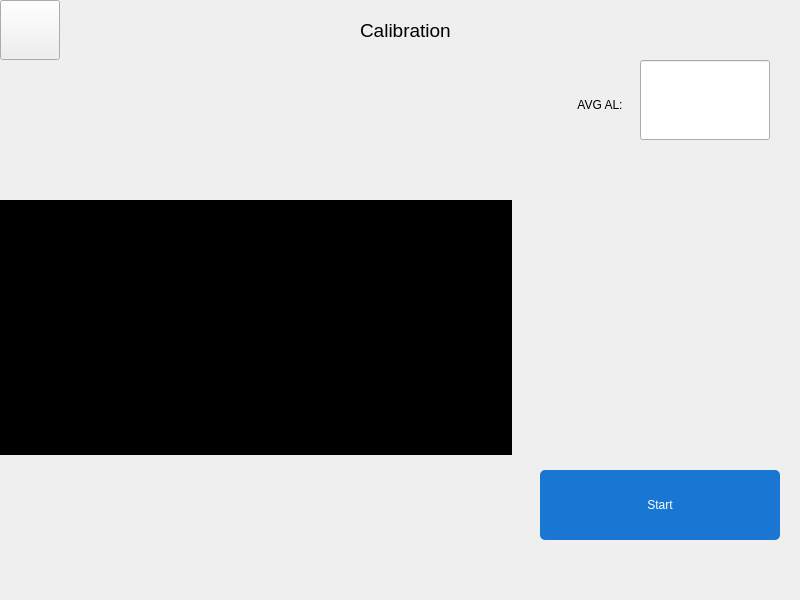
The window that calibrationdialog.ui (amtsource2025/Ascan_old) describes before a commit, drawn with Qt 5.
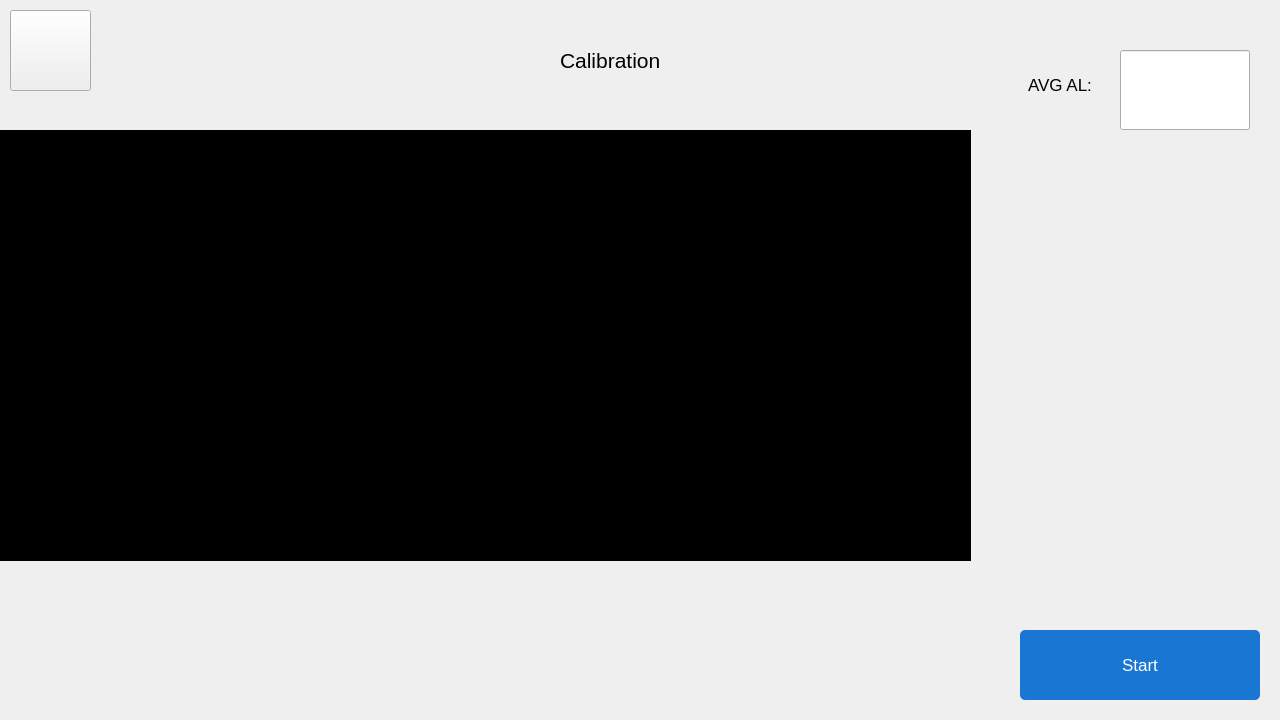
The same window after the commit. Icons and pictures are not drawn.

Patch:
```diff
--- a/calibrationdialog.ui
+++ b/calibrationdialog.ui
@@ -6,8 +6,8 @@
    <rect>
     <x>0</x>
     <y>0</y>
-    <width>800</width>
-    <height>600</height>
+    <width>1280</width>
+    <height>720</height>
    </rect>
   </property>
   <property name="windowTitle">
@@ -20,9 +20,9 @@
    <property name="geometry">
     <rect>
      <x>0</x>
-     <y>200</y>
-     <width>512</width>
-     <height>255</height>
+     <y>130</y>
+     <width>971</width>
+     <height>431</height>
     </rect>
    </property>
    <property name="styleSheet">
@@ -40,9 +40,9 @@
    <property name="geometry">
     <rect>
      <x>0</x>
-     <y>455</y>
-     <width>510</width>
-     <height>20</height>
+     <y>560</y>
+     <width>971</width>
+     <height>21</height>
     </rect>
    </property>
    <property name="styleSheet">
@@ -60,12 +60,17 @@
   <widget class="QLabel" name="lbl_avgAl">
    <property name="geometry">
     <rect>
-     <x>560</x>
-     <y>90</y>
+     <x>1020</x>
+     <y>70</y>
      <width>80</width>
      <height>30</height>
     </rect>
    </property>
+   <property name="font">
+    <font>
+     <pointsize>13</pointsize>
+    </font>
+   </property>
    <property name="styleSheet">
     <string notr="true">background-image:url(empty.png);
 border-image:url(empty.png);</string>
@@ -80,8 +85,8 @@
   <widget class="QLineEdit" name="lineEdit_avgAl">
    <property name="geometry">
     <rect>
-     <x>640</x>
-     <y>60</y>
+     <x>1120</x>
+     <y>50</y>
      <width>130</width>
      <height>80</height>
     </rect>
@@ -106,12 +111,17 @@
   <widget class="QPushButton" name="btn_start">
    <property name="geometry">
     <rect>
-     <x>540</x>
-     <y>470</y>
+     <x>1020</x>
+     <y>630</y>
      <width>240</width>
      <height>70</height>
     </rect>
    </property>
+   <property name="font">
+    <font>
+     <pointsize>13</pointsize>
+    </font>
+   </property>
    <property name="styleSheet">
     <string notr="true">background-image:url(empty.png);
 color: rgb(255, 255, 255);
@@ -125,10 +135,10 @@
   <widget class="QPushButton" name="btn_back">
    <property name="geometry">
     <rect>
-     <x>0</x>
-     <y>0</y>
-     <width>60</width>
-     <height>60</height>
+     <x>10</x>
+     <y>10</y>
+     <width>81</width>
+     <height>81</height>
     </rect>
    </property>
    <property name="styleSheet">
@@ -142,15 +152,15 @@
   <widget class="QLabel" name="label">
    <property name="geometry">
     <rect>
-     <x>360</x>
-     <y>10</y>
+     <x>560</x>
+     <y>40</y>
      <width>110</width>
      <height>40</height>
     </rect>
    </property>
    <property name="font">
     <font>
-     <pointsize>14</pointsize>
+     <pointsize>16</pointsize>
     </font>
    </property>
    <property name="styleSheet">
```
Left out of the diff: 16 changed lines with no effect on the pictures.
